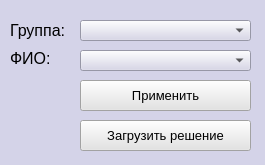
Above: formlogin.ui from AlexeyAleksandrov/minimizaciyaMetodomKvainaMacClassky before the change. Below: the same form after it.
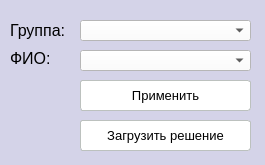
That is the form after the change.

Commit message: Перенесён дизайн

The edit to the form file:
```diff
--- a/formlogin.ui
+++ b/formlogin.ui
@@ -34,6 +34,9 @@
 background-color: rgb(226, 232, 227,);
 color: rgb(0, 0, 0);
 font: 10pt &quot;MS Shell Dlg 2&quot;;
+border-radius: 3px;
+background-color: #fff;
+border: 1px solid rgb(188, 193, 190);
 }
 
 QPushButton:disabled {
@@ -44,16 +47,25 @@
 QPushButton:enabled {
 	color: rgb(0, 0, 0);
 	background-color: rgb(227, 227, 227);
+	background-color: #fff;
 }
 
-QLineEdit {
-	background-color: rgba(232, 219, 216, 91);
+QPushButton::hover
+{
+background-color: rgb(225, 248, 250);
+border: 1px solid rgb(135, 149, 150);
 }
 
 QComboBox{
 	color: rgb(0, 0, 0);
+	background-color: #fff;
+	selection-background-color:rgb(225, 248, 250);
 }
 
+QComboBox QAbstractItemView {
+    color: rgb(0, 0, 0);
+	background-color: #fff;
+}
 </string>
   </property>
   <widget class="QLabel" name="label">
@@ -68,7 +80,6 @@
    <property name="font">
     <font>
      <pointsize>12</pointsize>
-     <weight>50</weight>
      <bold>false</bold>
     </font>
    </property>
@@ -88,7 +99,6 @@
    <property name="font">
     <font>
      <pointsize>12</pointsize>
-     <weight>50</weight>
      <bold>false</bold>
     </font>
    </property>
@@ -127,9 +137,7 @@
    </property>
    <property name="font">
     <font>
-     <family>MS Shell Dlg 2</family>
      <pointsize>10</pointsize>
-     <weight>50</weight>
      <italic>false</italic>
      <bold>false</bold>
     </font>
@@ -149,9 +157,7 @@
    </property>
    <property name="font">
     <font>
-     <family>MS Shell Dlg 2</family>
      <pointsize>10</pointsize>
-     <weight>50</weight>
      <italic>false</italic>
      <bold>false</bold>
     </font>
```
The commit also changes 1 other file.
